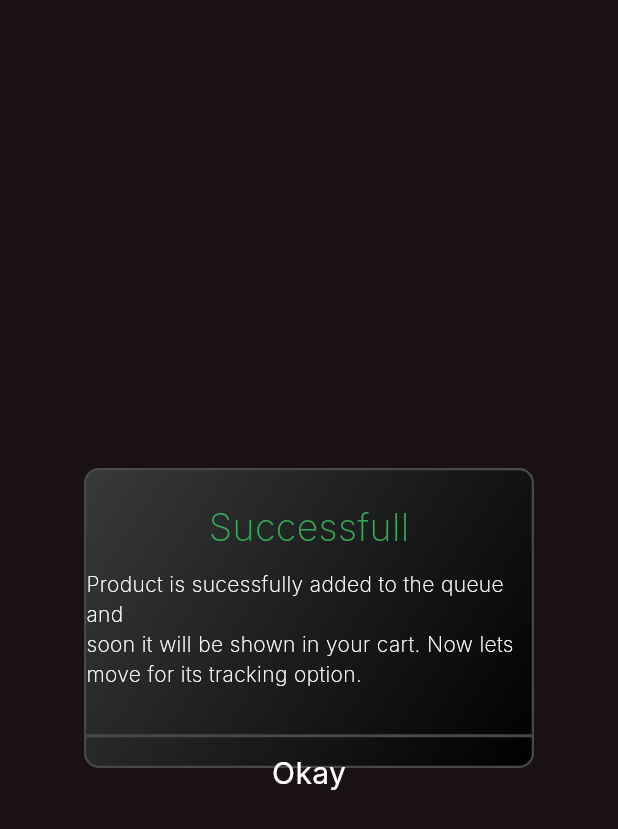
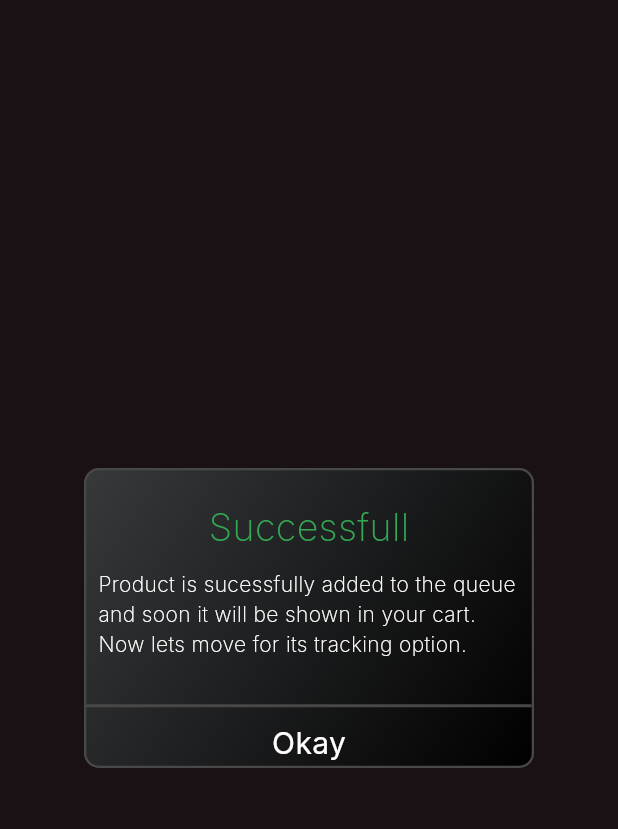
Before and after one commit to MizuHorizon/Wish, a Flutter app: the ConfirmationDialog widget shown alone on an empty page, opened directly with empty values, on a phone screen of 412 x 824 dp. Shown: the top 829 px of the screen. Run offline on Flutter 3.47's test engine with Material 3 defaults, Android fonts, the phone set to English and light mode, and no system bars; our stand-ins replace cached_network_image, country_picker, dio, dropdown_button2, firebase_auth, firebase_core and 9 more; missing offline and left inert: dart:ffi, glassmorphism_widgets; accounts and stored records are empty.

Commit message:
added spacing and fixed bugs

```diff
--- a/lib/src/wish/presentation/Screens/Home_Screen.dart
+++ b/lib/src/wish/presentation/Screens/Home_Screen.dart
@@ -101,7 +101,7 @@ class _HomeScreenState extends ConsumerState<HomeScreen>
                 ),
               ),
             ),
-            const SizedBox(height: 32),
+            const SizedBox(height: 16),
             Expanded(
               child: TabBarView(
                 controller: tabController,
--- a/lib/src/wish/presentation/utils/components/confirmation_dialgueBox.dart
+++ b/lib/src/wish/presentation/utils/components/confirmation_dialgueBox.dart
@@ -14,9 +14,10 @@ class ConfirmationDialog extends ConsumerWidget {
 
   @override
   Widget build(BuildContext context, WidgetRef ref) {
-    Future.delayed(Duration(seconds: 5), () {
+    Future.delayed(const Duration(seconds: 6), () {
       Navigator.of(context).pop();
     });
+
     return Dialog(
       shape: RoundedRectangleBorder(
         borderRadius: BorderRadius.circular(10.0),
@@ -54,11 +55,14 @@ class ConfirmationDialog extends ConsumerWidget {
                 ),
               ),
               const SizedBox(height: 10),
-              const Text(
-                "Product is sucessfully added to the queue and \nsoon it will be shown in your cart. Now lets \nmove for its tracking option.",
-                style: TextStyle(
-                    color: AppColors.appActiveColor,
-                    fontWeight: FontWeight.w300),
+              const Padding(
+                padding: EdgeInsets.only(left: 8.0, right: 8),
+                child: Text(
+                  "Product is sucessfully added to the queue and soon it will be shown in your cart. Now lets move for its tracking option.",
+                  style: TextStyle(
+                      color: AppColors.appActiveColor,
+                      fontWeight: FontWeight.w300),
+                ),
               ),
               const SizedBox(height: 30),
               InkWell(
```
Also changed, not shown: lib/src/wish/presentation/Screens/Product_Screen.dart (+11 -2 lines).
